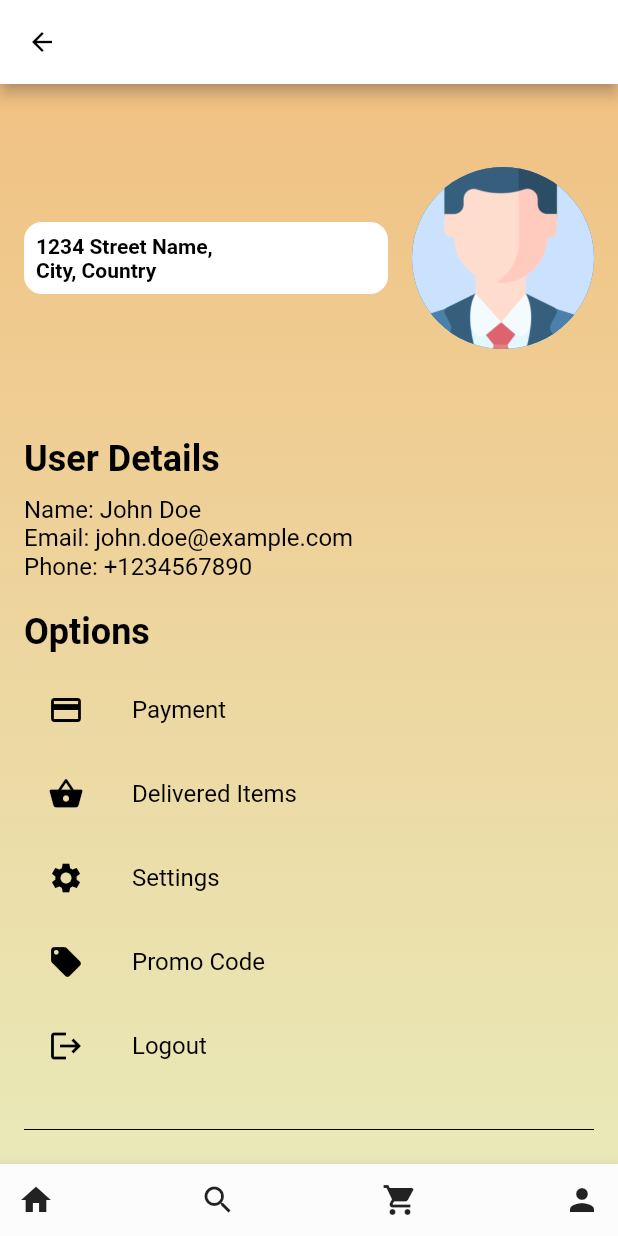
After one commit to GeorgeSkaria/FireFinale, a Flutter app: the ProfilePage screen opened directly, on a phone screen of 412 x 824 dp. The commit adds this screen. Run offline on Flutter 3.47's test engine with Material 2 defaults, Android fonts, the phone set to English and light mode, and no system bars; Roboto replaces fonts that are missing (SpecialFont).

Commit message:
profile page completed and more features added

```diff
--- a/lib/home.dart
+++ b/lib/home.dart
@@ -1,4 +1,5 @@
 import 'package:farefinale/shop.dart';
+import 'package:farefinale/profile.dart';
 import 'package:flutter/material.dart';
 import 'package:flutter/src/widgets/framework.dart';
 import 'package:flutter/src/widgets/placeholder.dart';
@@ -56,7 +57,8 @@ class _MyAppState extends State<MyApp> {
             ),
             IconButton(
               icon: Icon(Icons.person),
-              onPressed: () {
+              onPressed: () {Navigator.push(context,
+                    MaterialPageRoute(builder: (context) => ProfilePage()));
                 setState(() {});
               },
             ),
--- /dev/null
+++ b/lib/profile.dart
@@ -0,0 +1,173 @@
+import 'package:farefinale/searchresults.dart';
+import 'package:farefinale/shop.dart';
+import 'package:flutter/material.dart';
+
+class ProfilePage extends StatelessWidget {
+  const ProfilePage({Key? key}) : super(key: key);
+
+  @override
+  Widget build(BuildContext context) {
+    return Scaffold(
+      appBar: AppBar(
+        leading: IconButton(
+            onPressed: () {
+              Navigator.pop(context);
+            },
+            icon: Icon(
+              Icons.arrow_back,
+              size: 20,
+              color: Colors.black,
+            ),
+          ),
+        title: const Text('Profile'),
+        backgroundColor: Colors.white,
+      ),
+      body: Container(
+        decoration: BoxDecoration(
+          gradient: LinearGradient(
+            begin: Alignment.topCenter,
+            end: Alignment.bottomCenter,
+            colors: [
+              const Color.fromARGB(255, 241, 193, 131),
+              const Color.fromARGB(255, 233, 233, 184),
+            ],
+          ),
+        ),
+        child: SingleChildScrollView(
+          child: Padding(
+            padding: const EdgeInsets.all(16.0),
+            child: Column(
+              crossAxisAlignment: CrossAxisAlignment.start,
+              children: [
+                Row(
+                  mainAxisAlignment: MainAxisAlignment.start,
+                  children: [
+                    Expanded(
+                      flex: 2,
+                      child: Container(
+                        padding: const EdgeInsets.all(8.0),
+                        decoration: BoxDecoration(
+                          color: Colors.white,
+                          borderRadius: BorderRadius.circular(12.0),
+                        ),
+                        child: Text(
+                          '1234 Street Name,\nCity, Country',
+                          style: TextStyle(fontSize: 14, fontWeight: FontWeight.bold, color: Colors.black, fontFamily: 'SpecialFont'),
+                        ),
+                      ),
+                    ),
+                    const SizedBox(width: 16),
+                    Expanded(
+                      flex: 1,
+                      child: Align(
+                        alignment: Alignment.bottomRight,
+                        child: CircleAvatar(
+                          radius: 100,
+                          backgroundImage: AssetImage('assets/images/profilepic.png'),
+                        ),
+                      ),
+                    ),
+                  ],
+                ),
+                const SizedBox(height: 20),
+                Text(
+                  'User Details',
+                  style: TextStyle(fontSize: 24, fontWeight: FontWeight.bold, color: Colors.black, fontFamily: 'SpecialFont'),
+                ),
+                const SizedBox(height: 10),
+                Text(
+                  'Name: John Doe\nEmail: john.doe@example.com\nPhone: +1234567890',
+                  style: TextStyle(fontSize: 16, color: Colors.black, fontFamily: 'SpecialFont'),
+                ),
+                const SizedBox(height: 20),
+                Text(
+                  'Options',
+                  style: TextStyle(fontSize: 24, fontWeight: FontWeight.bold, color: Colors.black, fontFamily: 'SpecialFont'),
+                ),
+                const SizedBox(height: 10),
+                buildOptionItem(
+                  icon: Icons.payment,
+                  title: 'Payment',
+                ),
+                buildOptionItem(
+                  icon: Icons.shopping_basket,
+                  title: 'Delivered Items',
+                ),
+                buildOptionItem(
+                  icon: Icons.settings,
+                  title: 'Settings',
+                ),
+                buildOptionItem(
+                  icon: Icons.local_offer,
+                  title: 'Promo Code',
+                ),
+                buildOptionItem(
+                  icon: Icons.logout,
+                  title: 'Logout',
+                ),
+                const SizedBox(height: 20),
+                Divider(color: Colors.black), // Add divider line
+                const SizedBox(height: 20),
+                Text(
+                  'Preferences',
+                  style: TextStyle(fontSize: 24, fontWeight: FontWeight.bold, color: Colors.black, fontFamily: 'SpecialFont'),
+                ),
+                // Add user preferences widgets
+              ],
+            ),
+          ),
+        ),
+      ),
+      bottomNavigationBar: BottomAppBar(
+        color: const Color.fromARGB(
+            255, 252, 252, 252), // Background color of the BottomAppBar
+        shape: CircularNotchedRectangle(), // Notch in the bottom app bar
+        child: Row(
+          mainAxisAlignment: MainAxisAlignment.spaceBetween,
+          children: <Widget>[
+            IconButton(
+              icon: Icon(Icons.home),
+              onPressed: () {},
+            ),
+            IconButton(
+              icon: Icon(Icons.search),
+              onPressed: () {
+                Navigator.push(context,
+                    MaterialPageRoute(builder: (context) => SearchResults()));
+              },
+            ),
+            IconButton(
+              icon: Icon(Icons.shopping_cart),
+              onPressed: () {
+                Navigator.push(context,
+                    MaterialPageRoute(builder: (context) => FoodItemPage()));
+              },
+            ),
+            IconButton(
+              icon: Icon(Icons.person),
+              onPressed: () {
+              },
+            ),
+          ],
+        ),
+      )
+    );
+  }
+
+  Widget buildOptionItem({required IconData icon, required String title}) {
+    return ListTile(
+      leading: Icon(icon, color: Colors.black),
+      title: Text(title, style: TextStyle(color: Colors.black, fontFamily: 'SpecialFont')),
+      onTap: () {
+        // Handle onTap event
+      },
+    );
+  }
+}
+
+void main() {
+  runApp(const MaterialApp(
+    debugShowCheckedModeBanner: false,
+    home: ProfilePage(),
+  ));
+}
--- a/lib/shop.dart
+++ b/lib/shop.dart
@@ -1,4 +1,5 @@
 import 'package:farefinale/home.dart';
+import 'package:farefinale/profile.dart';
 import 'package:farefinale/shopdetails.dart';
 import 'package:flutter/material.dart';
 import 'package:flutter/src/widgets/framework.dart';
@@ -194,7 +195,9 @@ class _FoodItemPageState extends State<FoodItemPage> {
                   ),
                   IconButton(
                     icon: Icon(Icons.person),
-                    onPressed: () {},
+                    onPressed: () {Navigator.push(context,
+                    MaterialPageRoute(builder: (context) => ProfilePage()));
+                },
                   ),
                 ],
               ),
--- a/pubspec.yaml
+++ b/pubspec.yaml
@@ -89,6 +89,7 @@ flutter:
     - assets/images/beverage.webp
     - assets/images/medico.jpg
     - assets/images/thumb.jpg
+    - assets/images/profilepic.png
 
 
 
```
Also changed, not shown: lib/searchresults.dart (added, +183 -0 lines), assets/images/profilepic.png (added), pubspec.lock.
